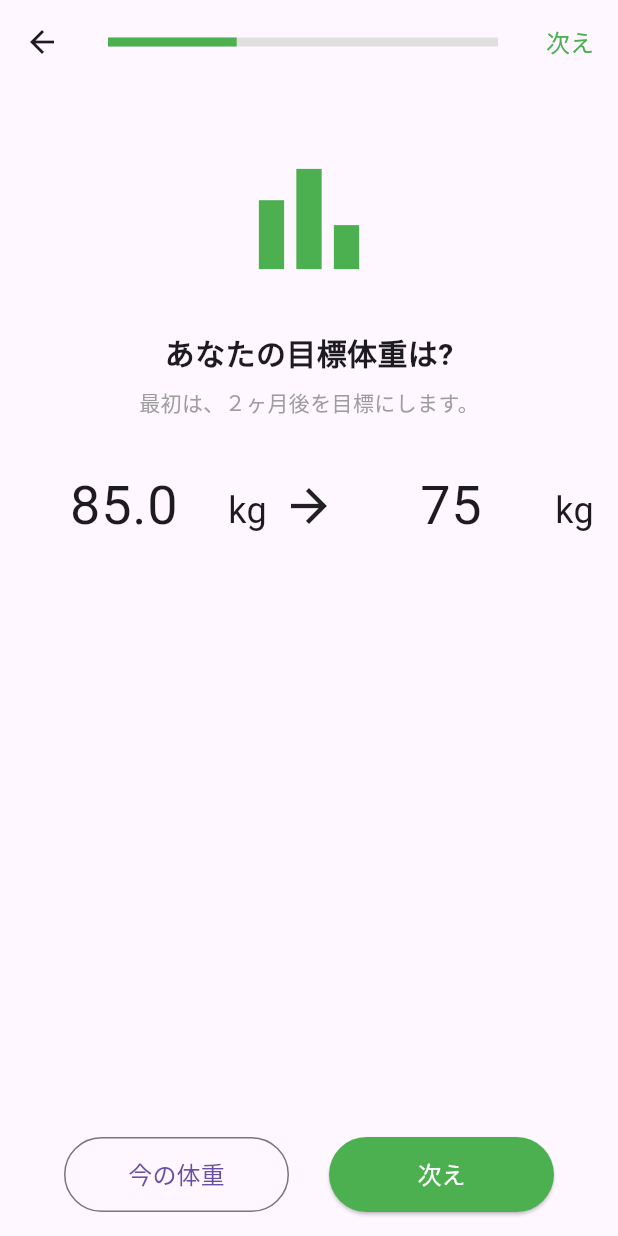
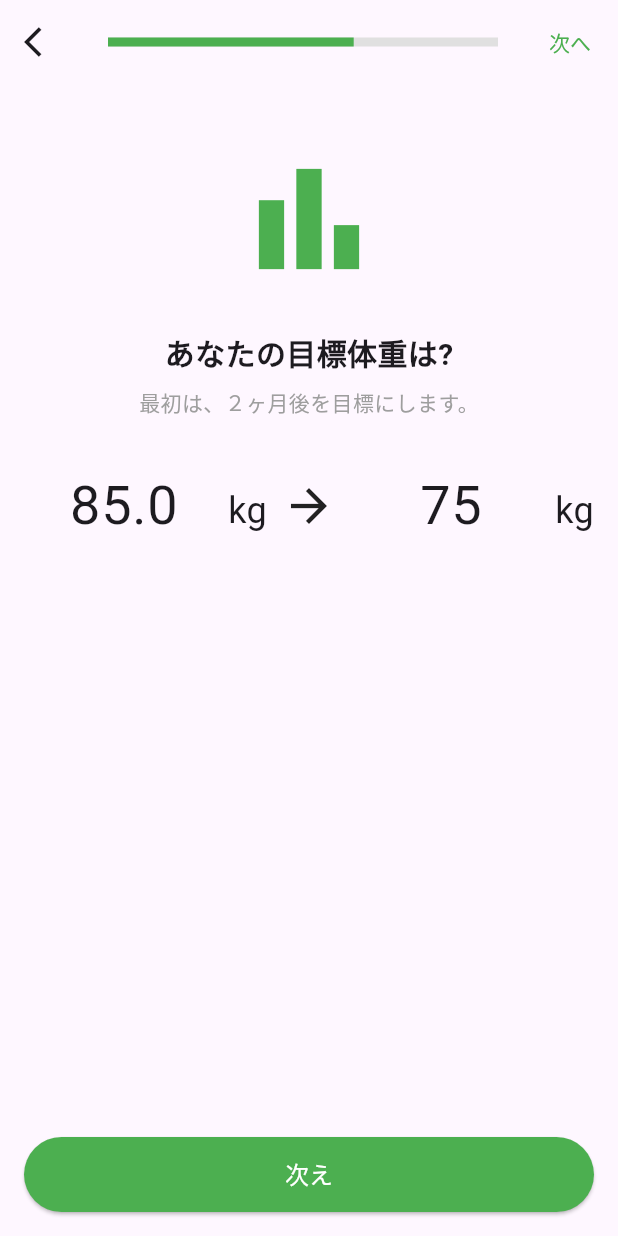
Before and after one commit to rlgur3470/okarada, a Flutter app: the WeightInputScreen screen opened by its route, on a phone screen of 412 x 824 dp. Run offline on Flutter 3.47's test engine with Material 3 defaults, Android fonts, the phone set to English and light mode, and no system bars.

Commit message:
1.height 스크린 과 user_weight 스크린 아이콘 변경 2.전체 아이콘 사이즈 통일 및 email_input 스크린 아이콘 추가 3.pace 스크린 おすすめ부분 1.2->1.3 4.패딩 통일화 5.앱바 디자인 통일

```diff
--- a/lib/screens/sex_screen.dart
+++ b/lib/screens/sex_screen.dart
@@ -1,4 +1,5 @@
 import 'package:flutter/material.dart';
+import '../component/app_bar_design.dart';
 import 'perpose_screen.dart';
 
 class SexScreen extends StatefulWidget {
@@ -28,10 +29,7 @@ class _SexScreenState extends State<SexScreen> {
         actions: [
           TextButton(
             onPressed: () {},
-            child: const Text(
-              '次へ',
-              style: TextStyle(color: Colors.green),
-            ),
+            child: const TugiheButtonStyle(),
           )
         ],
       ),
--- a/lib/screens/weight_input_screen.dart
+++ b/lib/screens/weight_input_screen.dart
@@ -1,4 +1,6 @@
 import 'package:flutter/material.dart';
+
+import '../component/app_bar_design.dart';
 
 class WeightInputScreen extends StatefulWidget {
   const WeightInputScreen({super.key});
@@ -8,8 +10,10 @@ class WeightInputScreen extends StatefulWidget {
 }
 
 class _WeightInputScreenState extends State<WeightInputScreen> {
-  final TextEditingController _currentWeightController = TextEditingController(text: "85.0");
-  final TextEditingController _goalWeightController = TextEditingController(text: "75");
+  final TextEditingController _currentWeightController =
+      TextEditingController(text: "85.0");
+  final TextEditingController _goalWeightController =
+      TextEditingController(text: "75");
 
   @override
   void dispose() {
@@ -23,36 +27,27 @@ class _WeightInputScreenState extends State<WeightInputScreen> {
     return Scaffold(
       appBar: AppBar(
         leading: IconButton(
-          icon: const Icon(Icons.arrow_back),
+          icon: const Icon(Icons.arrow_back_ios),
           onPressed: () {
-            Navigator.pop(context);
+            Navigator.of(context).pop();
           },
         ),
-        title: LinearProgressIndicator(
-          value: 0.33,
-          backgroundColor: Colors.grey[300],
-          color: Colors.green,
-          minHeight: 6.0,
+        title: ProgressBarStateStyle(
+          progress: 0.63,
         ),
         actions: [
           TextButton(
-            onPressed: () {
-              Navigator.pushNamed(context, '/pace-selection');
-            },
-            child: const Text(
-              '次え',
-              style: TextStyle(
-                color: Colors.green,
-                fontSize: 16.0,
-              ),
-            ),
-          ),
+            onPressed: () {},
+            child: const TugiheButtonStyle(),
+          )
         ],
       ),
-      body: Padding(
+      body: SafeArea(
+        child: Padding(
           padding: const EdgeInsets.all(16.0),
           child: Column(
-          mainAxisAlignment: MainAxisAlignment.start,
+            mainAxisAlignment: MainAxisAlignment.center,
+            crossAxisAlignment: CrossAxisAlignment.stretch,
             children: [
               const SizedBox(height: 24),
               const Icon(
@@ -61,14 +56,20 @@ class _WeightInputScreenState extends State<WeightInputScreen> {
                 color: Colors.green,
               ),
               const SizedBox(height: 24),
-            const Text(
+              Align(
+                alignment: Alignment.center,
+                child: const Text(
                   'あなたの目標体重は?',
                   style: TextStyle(fontSize: 20, fontWeight: FontWeight.bold),
                 ),
+              ),
               const SizedBox(height: 8),
-            const Text(
+              Align(
+                alignment: Alignment.center,
+                child: const Text(
                   '最初は、２ヶ月後を目標にします。',
                   style: TextStyle(fontSize: 14, color: Colors.grey),
+                ),
               ),
               const SizedBox(height: 24),
               Row(
@@ -106,24 +107,6 @@ class _WeightInputScreenState extends State<WeightInputScreen> {
                 ],
               ),
               const Spacer(),
-            Row(
-              mainAxisAlignment: MainAxisAlignment.spaceEvenly,
-              children: [
-                OutlinedButton(
-                  onPressed: () {
-                    // 현재 체중 유지 로직 추가
-                  },
-                  style: OutlinedButton.styleFrom(
-                    minimumSize: const Size(150, 50),
-                    shape: RoundedRectangleBorder(
-                      borderRadius: BorderRadius.circular(30.0),
-                    ),
-                  ),
-                  child: const Text(
-                    '今の体重',
-                    style: TextStyle(fontSize: 16),
-                  ),
-                ),
               ElevatedButton(
                 onPressed: () {
                   Navigator.pushNamed(context, '/pace-selection');
@@ -143,7 +126,6 @@ class _WeightInputScreenState extends State<WeightInputScreen> {
               ),
             ],
           ),
-          ],
         ),
       ),
     );
```
Also changed, not shown: lib/screens/approach_selection_screen.dart (+12 -19 lines), lib/screens/email_input_screen.dart (+11 -22 lines), lib/screens/height_input_screen.dart (+11 -22 lines), lib/screens/pace_selection_screen.dart (+12 -19 lines), lib/screens/user_weight_screen.dart (+11 -22 lines). Lines whose indentation alone changed are shown as unchanged.
